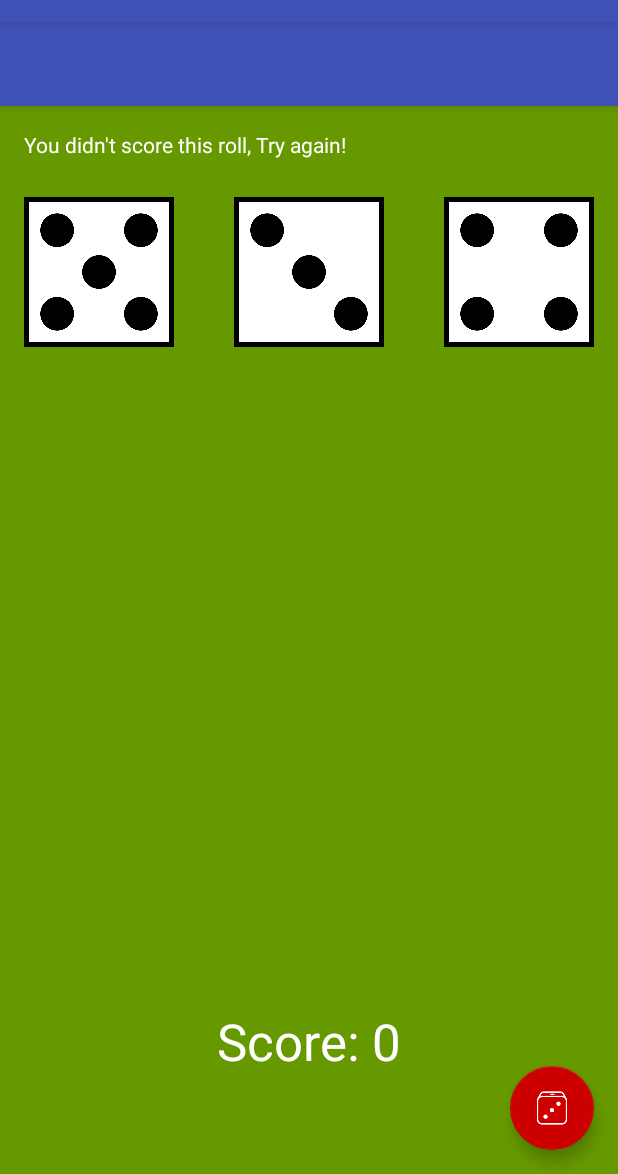
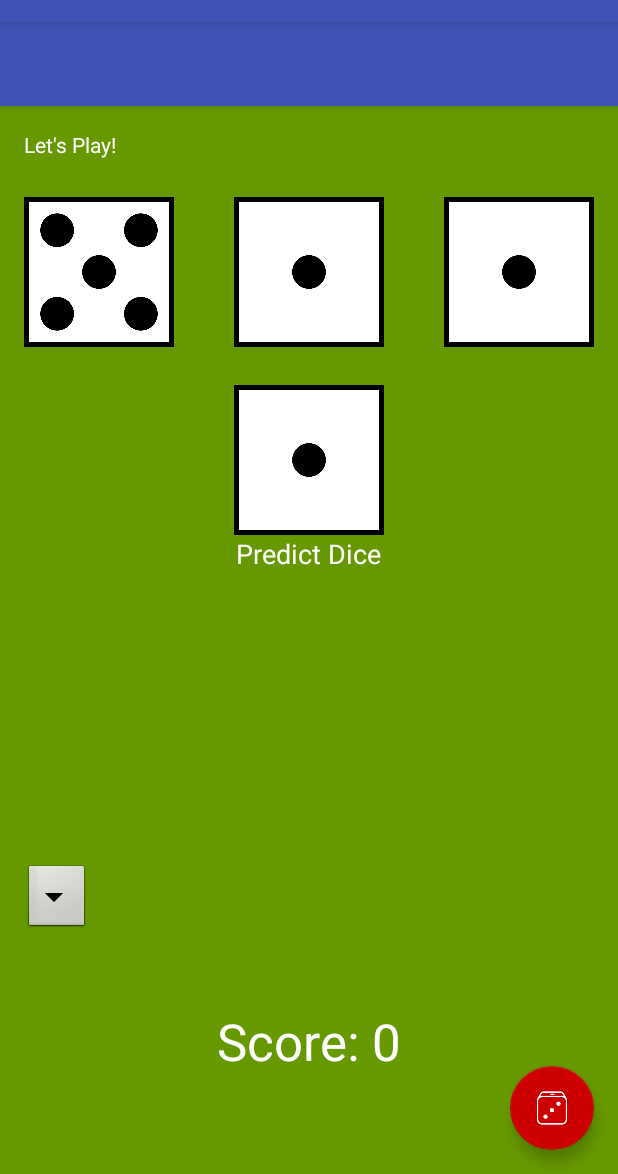
Before and after one commit to rmit-s3652984-michael-guida/DiceGame, an Android app: the MainActivity screen opened directly, with no data from a screen before it, after a tap on an icon or button, on a phone screen of 412 x 824 dp, the part 62-1236 px from its top. Run offline under Robolectric (Android 15) with nearby library versions, the phone set to English and light mode, and no system bars; 1 statement that could not run was skipped.

Commit message:
Prediction added

```diff
--- a/app/src/main/java/com/example/diceout/MainActivity.java
+++ b/app/src/main/java/com/example/diceout/MainActivity.java
@@ -9,8 +9,11 @@
 import android.view.View;
 import android.view.Menu;
 import android.view.MenuItem;
+import android.widget.AdapterView;
+import android.widget.ArrayAdapter;
 import android.widget.Button;
 import android.widget.ImageView;
+import android.widget.Spinner;
 import android.widget.TextView;
 import android.widget.Toast;
 
@@ -18,8 +21,15 @@
 import java.io.InputStream;
 import java.util.ArrayList;
 import java.util.Random;
+import android.widget.AdapterView.OnItemSelectedListener;
 
-public class MainActivity extends AppCompatActivity {
+public class MainActivity extends AppCompatActivity implements OnItemSelectedListener {
+
+    //Player prediction
+    int[] prediction;
+
+    //Count for dice roll
+    int timesRolled = 0;
 
     // Field to hold the roll result text
     TextView rollResult;
@@ -34,6 +44,7 @@
     int die1;
     int die2;
     int die3;
+    int die4;
 
     // ArrayList to hold all three die values
     ArrayList<Integer> dice;
@@ -43,6 +54,13 @@
 
     //Field to hold the score text
     TextView scoreText;
+
+//    Button dicePred;
+
+    int spinner1Val;
+
+    private Spinner spinner1;
+    private static final String[]paths = {"1", "2", "3", "4", "5", "6"};
 
     @Override
     protected void onCreate(Bundle savedInstanceState) {
@@ -55,7 +73,7 @@
         fab.setOnClickListener(new View.OnClickListener() {
             @Override
             public void onClick(View view) {
-                rollDice(view);
+                rollDice(view, timesRolled);
             }
         });
 
@@ -68,6 +86,7 @@
         // Link instances to widgets in the activity view
         rollResult = (TextView) findViewById(R.id.rollResult);
         scoreText = (TextView) findViewById(R.id.scoreText);
+//        dicePred = (Button) findViewById(R.id.button1);
 
         // Initialize the random number generator
         rand = new Random();
@@ -75,45 +94,151 @@
         // Create ArrayList container for the dice values
         dice = new ArrayList<Integer>();
 
-        ImageView  die1Image = (ImageView) findViewById(R.id.die1Image);
-        ImageView  die2Image = (ImageView) findViewById(R.id.die2Image);
-        ImageView  die3Image = (ImageView) findViewById(R.id.die3Image);
+        ImageView die1Image = (ImageView) findViewById(R.id.die1Image);
+        ImageView die2Image = (ImageView) findViewById(R.id.die2Image);
+        ImageView die3Image = (ImageView) findViewById(R.id.die3Image);
+        ImageView die4Image = (ImageView) findViewById(R.id.die4Image);
 
         diceImageViews = new ArrayList<ImageView>();
         diceImageViews.add(die1Image);
         diceImageViews.add(die2Image);
         diceImageViews.add(die3Image);
+        diceImageViews.add(die4Image);
+
+        //Stores prediction
+        prediction = new int[4];
+
+
+        //On Action for dicePred
+//        dicePred.setOnClickListener(new View.OnClickListener() {
+//            @Override
+//            public void onClick(View view) {
+//                doSomething();
+//            }
+//        });
+
+
+
+
+
+        spinner1 = (Spinner)findViewById(R.id.spinner1);
+        ArrayAdapter<String>adapter = new ArrayAdapter<String>(MainActivity.this,
+                android.R.layout.simple_spinner_item,paths);
+
+        adapter.setDropDownViewResource(android.R.layout.simple_spinner_dropdown_item);
+        spinner1.setAdapter(adapter);
+        spinner1.setOnItemSelectedListener(this);
+
+
+
     }
 
-    public void rollDice(View v) {
-        // Roll dice
-        die1 = rand.nextInt(6)+1;
-        die2 = rand.nextInt(6)+1;
-        die3 = rand.nextInt(6)+1;
+    @Override
+    public void onItemSelected(AdapterView<?> parent, View view, int position, long id) {
+        // On selecting a spinner item
+        String item = parent.getItemAtPosition(position).toString();
 
-        // Set dice values into an ArrayList
-        dice.clear();
-        dice.add(die1);
-        dice.add(die2);
-        dice.add(die3);
+        // Showing selected spinner item
+        //Toast.makeText(parent.getContext(), "Selected: " + item, Toast.LENGTH_LONG).show();
 
-        for (int dieOfSet = 0; dieOfSet < 3; dieOfSet++){
-            String imageName = "die_" + dice.get(dieOfSet) + ".png";
+        //Gets value from spinner and converts it to int value to store in the predition array
+        prediction[0] = Integer.parseInt(spinner1.getSelectedItem().toString());
+
+        Toast.makeText(parent.getContext(), "Dice 1 Prediction: " + prediction[0], Toast.LENGTH_LONG).show();
+    }
+    public void onNothingSelected(AdapterView<?> arg0) {
+        // TODO Auto-generated method stub
+    }
 
 
-            try{
+
+
+//    public void doSomething(){
+//
+//        Toast.makeText(this, "Dice 1: You Predicted 1",Toast.LENGTH_SHORT).show();
+//    }
+
+    public void rollDice(View v, int count) {
+
+       // Toast.makeText(this, "Drop Val: " + dropVal,Toast.LENGTH_SHORT).show();
+        if (count == 0) {
+            die1 = rand.nextInt(6) + 1;
+            String imageName = "die_" + die1 + ".png";
+            try {
                 InputStream stream = getAssets().open(imageName);
                 Drawable d = Drawable.createFromStream(stream, null);
-                diceImageViews.get(dieOfSet).setImageDrawable(d);
-            }catch(IOException e){
+                diceImageViews.get(0).setImageDrawable(d);
+
+            } catch (IOException e) {
                 e.printStackTrace();
             }
+
+            //Checks if prediction was correct
+            if (prediction[0] == die1){
+                Toast.makeText(this, "You predicted Dice 1 correctly",Toast.LENGTH_SHORT).show();
+            }
+            ++timesRolled;
         }
 
-        // Build message with the result
+        if (count == 1) {
+            die2 = rand.nextInt(6) + 1;
+            String imageName = "die_" + die2 + ".png";
+            try {
+                InputStream stream = getAssets().open(imageName);
+                Drawable d = Drawable.createFromStream(stream, null);
+                diceImageViews.get(1).setImageDrawable(d);
+
+            } catch (IOException e) {
+                e.printStackTrace();
+            }
+
+            //Checks if prediction was correct
+//            if (prediction.get(0) == die2){
+//                Toast.makeText(this, "You predicted correct",Toast.LENGTH_SHORT).show();
+//            }
+
+            ++timesRolled;
+        }
+
+        if (count == 2) {
+            die3 = rand.nextInt(6) + 1;
+            String imageName = "die_" + die3 + ".png";
+            try {
+                InputStream stream = getAssets().open(imageName);
+                Drawable d = Drawable.createFromStream(stream, null);
+                diceImageViews.get(2).setImageDrawable(d);
+
+            } catch (IOException e) {
+                e.printStackTrace();
+            }
+
+            //Checks if prediction was correct
+//            if (prediction.get(0) == die3){
+//                Toast.makeText(this, "You predicted correct",Toast.LENGTH_SHORT).show();
+//            }
+
+            ++timesRolled;
+        }
+
+        if (count == 3) {
+            die4 = rand.nextInt(6) + 1;
+            String imageName = "die_" + die4 + ".png";
+            try {
+                InputStream stream = getAssets().open(imageName);
+                Drawable d = Drawable.createFromStream(stream, null);
+                diceImageViews.get(3).setImageDrawable(d);
+
+            } catch (IOException e) {
+                e.printStackTrace();
+            }
+
             String msg;
-
-        if (die1 == die2 && die1 == die3){
+            if (die1 == die2 && die2 == die3 && die3 == die4){
+                //Quad score
+                int scoreDelta = die1 * 200;
+                msg = "You rolled a quad " + die1 + "! You score " + scoreDelta + " points!";
+            }
+            else if (die1 == die2 && die1 == die3 || die2 == die3 && die3 == die4 || die1 == die3 && die3 == die4 || die1 == die2 && die1 == die4){
                 //Tripple score
                 int scoreDelta = die1 * 100;
                 msg = "You rolled a tripple " + die1 + "! You score " + scoreDelta + " points!";
@@ -129,6 +254,15 @@
             // Update the app to display the result message
             rollResult.setText(msg);
             scoreText.setText("Score: " + score);
+
+            //Checks if prediction was correct
+//            if (prediction.get(0) == die4){
+//                Toast.makeText(this, "You predicted correct",Toast.LENGTH_SHORT).show();
+//            }
+
+            timesRolled = 0;
+        }
+
     }
 
     @Override
--- a/app/src/main/res/layout/content_main.xml
+++ b/app/src/main/res/layout/content_main.xml
@@ -48,6 +48,25 @@
         android:layout_marginTop="25dp"
         android:src="@drawable/die_1" />
 
+    <ImageView
+        android:id="@+id/die4Image"
+        android:layout_width="100dp"
+        android:layout_height="100dp"
+        android:layout_below="@id/die2Image"
+        android:layout_centerHorizontal="true"
+        android:layout_marginTop="25dp"
+        android:src="@drawable/die_1" />
+
+    <TextView
+        android:id="@+id/predictDice"
+        android:layout_width="wrap_content"
+        android:layout_height="wrap_content"
+        android:layout_below="@id/die4Image"
+        android:layout_centerHorizontal="true"
+        android:text="Predict Dice"
+        android:textColor="@android:color/white"
+        android:textSize="18sp" />
+
     <TextView
         android:id="@+id/scoreText"
         android:layout_width="wrap_content"
@@ -59,4 +78,21 @@
         android:textAppearance="@style/TextAppearance.AppCompat.Display1"
         android:textColor="@android:color/white" />
 
+    <!--<Button-->
+        <!--android:id="@+id/button1"-->
+        <!--android:layout_width="wrap_content"-->
+        <!--android:layout_height="wrap_content"-->
+        <!--android:layout_below="@+id/predictDice"-->
+        <!--android:layout_centerHorizontal="true"-->
+        <!--android:text="1" />-->
+
+    <Spinner
+        android:id="@+id/spinner1"
+        android:layout_width="44dp"
+        android:layout_height="wrap_content"
+        android:layout_alignParentBottom="true"
+        android:layout_marginBottom="143dp"
+        android:background="@android:drawable/btn_dropdown"
+        android:spinnerMode="dropdown" />
+
 </RelativeLayout>
```
Lines whose indentation alone changed are shown as unchanged.
